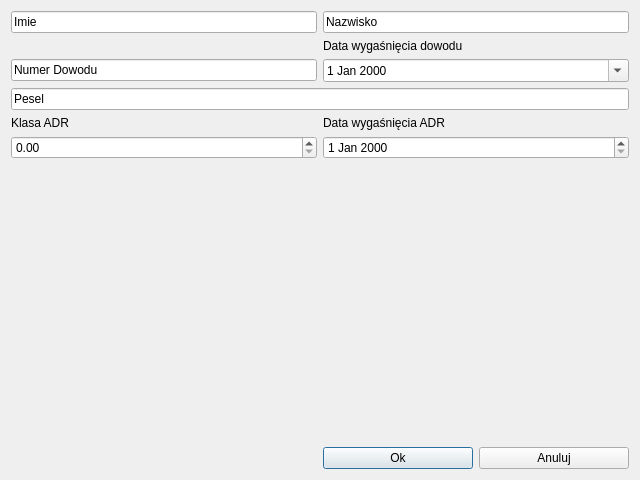
Above: addkierowca.ui from JanSnieg/EwiData before the change. Below: the same form after it.
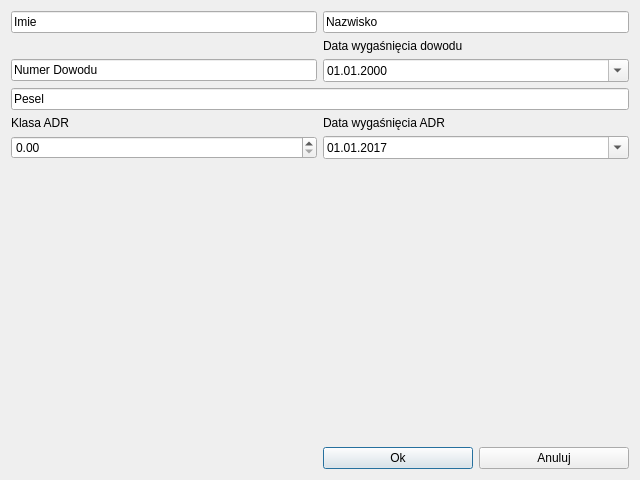
That is the form after the change.

```diff
--- a/addkierowca.ui
+++ b/addkierowca.ui
@@ -33,10 +33,30 @@
     </layout>
    </item>
    <item row="7" column="1">
-    <widget class="QDateEdit" name="dateEditAdr"/>
+    <widget class="QDateEdit" name="dateEditAdr">
+     <property name="dateTime">
+      <datetime>
+       <hour>0</hour>
+       <minute>0</minute>
+       <second>0</second>
+       <year>2017</year>
+       <month>1</month>
+       <day>1</day>
+      </datetime>
+     </property>
+     <property name="displayFormat">
+      <string>dd.MM.yyyy</string>
+     </property>
+     <property name="calendarPopup">
+      <bool>true</bool>
+     </property>
+    </widget>
    </item>
    <item row="3" column="1">
     <widget class="QDateEdit" name="dateEditDoowod">
+     <property name="displayFormat">
+      <string>dd.MM.yyyy</string>
+     </property>
      <property name="calendarPopup">
       <bool>true</bool>
      </property>
```
